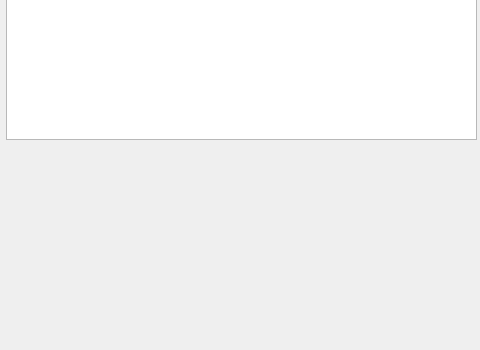
JackLovel/ToDoList, file mainwindow.ui: the form before one commit; both pictures show x 0 to 480 and y 250 to 600 of the 800 by 600 pixel window.
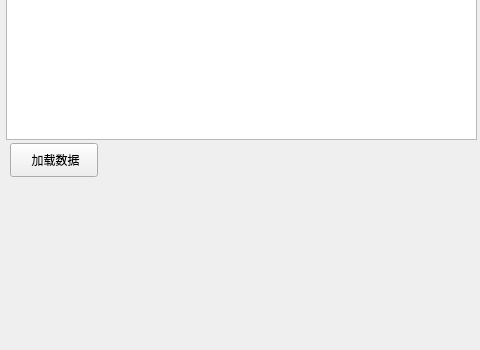
The form after the commit.

Commit message: 从数据库里加载数据

```diff
--- a/mainwindow.ui
+++ b/mainwindow.ui
@@ -76,6 +76,19 @@
      <string>修改数据</string>
     </property>
    </widget>
+   <widget class="QPushButton" name="buttonLoadData">
+    <property name="geometry">
+     <rect>
+      <x>10</x>
+      <y>370</y>
+      <width>88</width>
+      <height>34</height>
+     </rect>
+    </property>
+    <property name="text">
+     <string> 加载数据</string>
+    </property>
+   </widget>
   </widget>
   <widget class="QMenuBar" name="menubar">
    <property name="geometry">
```
The commit also changes 4 other files.
